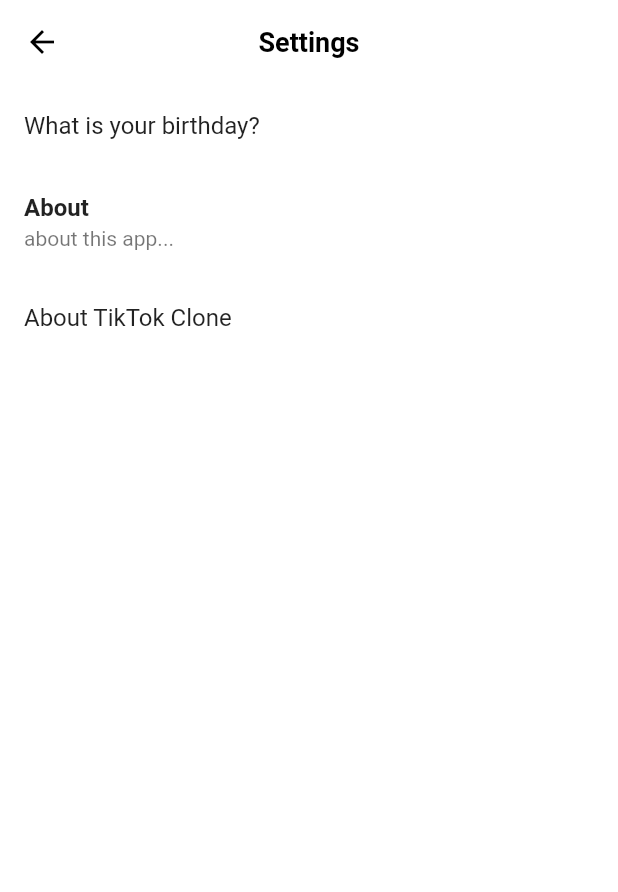
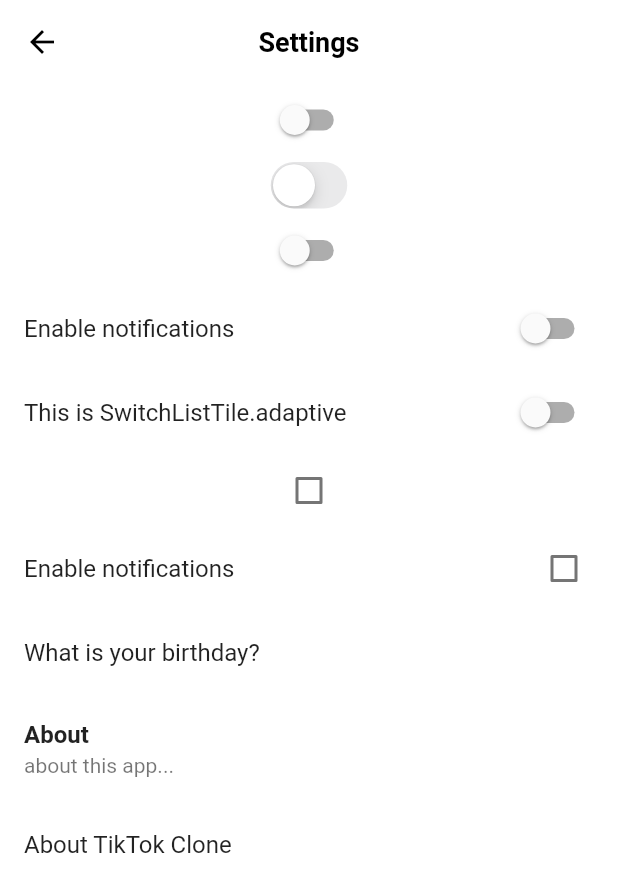
Before and after one commit to kangsudal/tiktok_clone, a Flutter app: the SettingsScreen screen opened directly, on a phone screen of 412 x 824 dp. Shown: the top 892 px of the screen. Run offline on Flutter 3.47's test engine with Material 2 defaults, Android fonts, the phone set to English and light mode, and no system bars; our stand-ins replace font_awesome_flutter, video_player, visibility_detector; network calls fail.

Commit message:
SwitchListTile

```diff
--- a/lib/features/settings/settings_screen.dart
+++ b/lib/features/settings/settings_screen.dart
@@ -1,7 +1,22 @@
+import 'package:flutter/cupertino.dart';
 import 'package:flutter/material.dart';
 
-class SettingsScreen extends StatelessWidget {
+class SettingsScreen extends StatefulWidget {
   const SettingsScreen({Key? key}) : super(key: key);
+
+  @override
+  State<SettingsScreen> createState() => _SettingsScreenState();
+}
+
+class _SettingsScreenState extends State<SettingsScreen> {
+  bool _notifications = false;
+
+  void _onNotificationsChanged(bool? newCheckValue) {
+    if (newCheckValue == null) return;
+    setState(() {
+      _notifications = newCheckValue;
+    });
+  }
 
   @override
   Widget build(BuildContext context) {
@@ -11,6 +26,34 @@ class SettingsScreen extends StatelessWidget {
       ),
       body: ListView(
         children: [
+          Switch.adaptive(
+              value: _notifications, onChanged: _onNotificationsChanged),
+          //os에 따라 렌더링한다.
+          CupertinoSwitch(
+              value: _notifications, onChanged: _onNotificationsChanged),
+          Switch(value: _notifications, onChanged: _onNotificationsChanged),
+          SwitchListTile(
+            value: _notifications,
+            onChanged: _onNotificationsChanged,
+            title: Text(
+              'Enable notifications',
+            ),
+          ),
+          //이것을 사용하는것을 추천한다고함
+          SwitchListTile.adaptive(
+            value: _notifications,
+            onChanged: _onNotificationsChanged,
+            title: Text(
+              'This is SwitchListTile.adaptive',
+            ),
+          ),
+          Checkbox(value: _notifications, onChanged: _onNotificationsChanged),
+          CheckboxListTile(
+            value: _notifications,
+            onChanged: _onNotificationsChanged,
+            title: Text('Enable notifications'),
+            activeColor: Colors.black,
+          ),
           ListTile(
             title: Text('What is your birthday?'),
             onTap: () async {
@@ -24,6 +67,7 @@ class SettingsScreen extends StatelessWidget {
                 context: context,
                 initialTime: TimeOfDay.now(),
               );
+              //기간선택
               final booking = await showDateRangePicker(
                   context: context,
                   firstDate: DateTime(1980),
```
